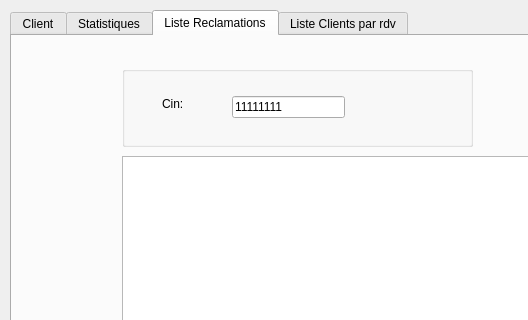
Before: the Qt Designer form mainwindow.ui in sirineghribi/SMART_RECRUITING_2A17, drawn with Qt 5; both pictures show x 0 to 528 and y 0 to 320 of the 1295 by 748 pixel window.
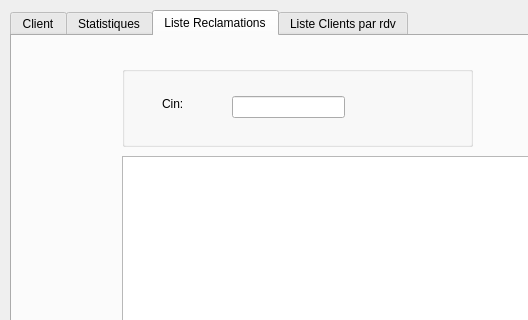
After: the same form once the commit is applied. The open tabs and pages were chosen to show the change. Icons and pictures are not drawn. Custom widgets are drawn as their Qt base class.

```diff
--- a/mainwindow.ui
+++ b/mainwindow.ui
@@ -560,7 +560,10 @@
         </rect>
        </property>
        <property name="text">
-        <string>11111111</string>
+        <string/>
+       </property>
+       <property name="maxLength">
+        <number>9</number>
        </property>
       </widget>
      </widget>
```
Left out of the diff: 2 changed lines with no effect on the pictures.
